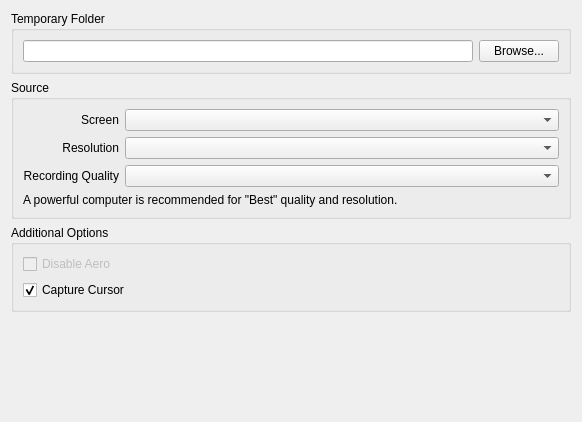
Qt form vms/client/nx_vms_client_desktop/src/ui/widgets/local_settings/recording_settings_widget.ui (networkoptix/nx_open) before a commit.
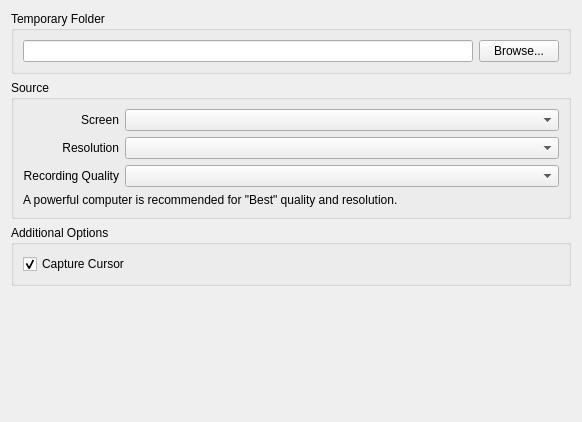
The same form after that commit.

Commit message: VMS-38874: Remove Disable Aero checkbox from Screen Recording settings

```diff
--- a/vms/client/nx_vms_client_desktop/src/ui/widgets/local_settings/recording_settings_widget.ui
+++ b/vms/client/nx_vms_client_desktop/src/ui/widgets/local_settings/recording_settings_widget.ui
@@ -116,16 +116,6 @@
       <bool>true</bool>
      </property>
      <layout class="QVBoxLayout" name="verticalLayout_3">
-      <item>
-       <widget class="QCheckBox" name="disableAeroCheckBox">
-        <property name="enabled">
-         <bool>false</bool>
-        </property>
-        <property name="text">
-         <string>Disable Aero</string>
-        </property>
-       </widget>
-      </item>
       <item>
        <widget class="QCheckBox" name="captureCursorCheckBox">
         <property name="text">
```
The commit also changes 5 other files.
